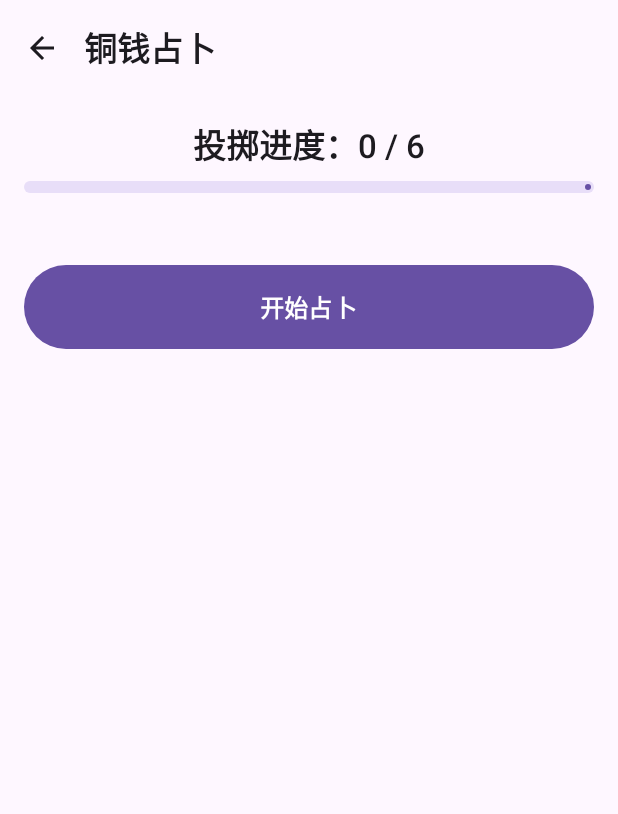
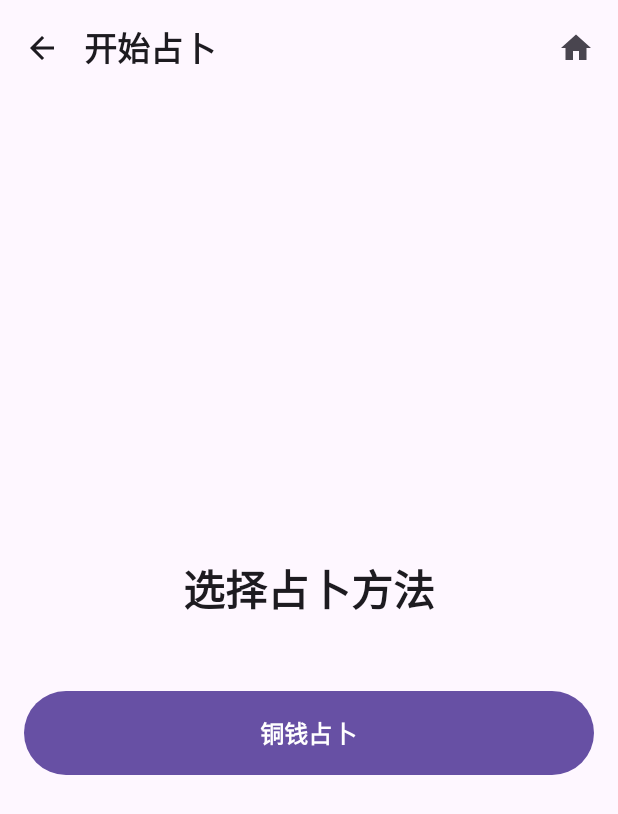
Before and after one commit to DivineBrightness/FT, an Android app built with Jetpack Compose: the screen it shows after launch (MainActivity), after a tap on "开始占卜", on a phone screen of 412 x 824 dp. Shown: the top 814 px of the screen. Run offline under Robolectric (Android 15) with nearby library versions, the phone set to English and light mode, and no system bars; our stand-ins replace Dagger/Hilt's generated code, Room's generated code; 4 statements that could not run were skipped.

Commit message:
重构占卜流程并实现历史记录功能
主要改进：
1. 删除占卜结果页面的"卦义"部分
   - 简化结果展示，只保留卦辞、彖曰、象曰

2. 创建占卜方法选择页面
   - 新增DivinationMethodScreen，作为占卜的入口页面
   - 页面包含"铜钱占卜"按钮
   - 顶部有"家"图标，点击可查看历史记录

3. 实现完整的历史记录功能
   - 创建HistoryScreen和HistoryViewModel
   - 显示格式：占卜时间XXXX-卦地天泰
   - 支持点击查看历史占卜详情
   - 按时间倒序排列

4. 优化导航流程
   - 主页 → 占卜方法选择页面 → 铜钱占卜 → 结果页面
   - 从结果页面删除"家"图标，统一放在占卜方法选择页面
   - 结果页面点击返回箭头直接返回主页

5. 新增文件
   - DivinationMethodScreen.kt: 占卜方法选择页面
   - HistoryScreen.kt: 历史记录列表页面
   - HistoryViewModel.kt: 历史记录ViewModel

6. 修改文件
   - NavGraph.kt: 添加新路由并更新导航逻辑
   - Screen.kt: 添加DivinationMethod路由定义
   - ResultScreen.kt: 删除卦义和家图标

影响文件：
- app/src/main/java/com/yijing/divination/ui/navigation/NavGraph.kt
- app/src/main/java/com/yijing/divination/ui/navigation/Screen.kt
- app/src/main/java/com/yijing/divination/ui/screen/history/HistoryScreen.kt (新增)
- app/src/main/java/com/yijing/divination/ui/screen/history/HistoryViewModel.kt (新增)
- app/src/main/java/com/yijing/divination/ui/screen/method/DivinationMethodScreen.kt (新增)
- app/src/main/java/com/yijing/divination/ui/screen/result/ResultScreen.kt

```diff
--- a/app/src/main/java/com/yijing/divination/ui/navigation/NavGraph.kt
+++ b/app/src/main/java/com/yijing/divination/ui/navigation/NavGraph.kt
@@ -25,6 +25,8 @@ import androidx.navigation.navArgument
 import com.yijing.divination.data.model.YaoType
 import com.yijing.divination.ui.components.HexagramView
 import com.yijing.divination.ui.screen.divination.DivinationScreen
+import com.yijing.divination.ui.screen.history.HistoryScreen
+import com.yijing.divination.ui.screen.method.DivinationMethodScreen
 import com.yijing.divination.ui.screen.result.ResultScreen
 
 /**
@@ -49,7 +51,7 @@ fun YiJingNavGraph(
         composable(Screen.Home.route) {
             HomeScreenPlaceholder(
                 onNavigateToDivination = {
-                    navController.navigate(Screen.Divination.route)
+                    navController.navigate(Screen.DivinationMethod.route)
                 },
                 onNavigateToHexagramList = {
                     navController.navigate(Screen.HexagramList.route)
@@ -59,6 +61,21 @@ fun YiJingNavGraph(
                 },
                 onNavigateToLearning = {
                     navController.navigate(Screen.Learning.route)
+                }
+            )
+        }
+
+        // 占卜方法选择屏幕
+        composable(Screen.DivinationMethod.route) {
+            DivinationMethodScreen(
+                onNavigateToCoinToss = {
+                    navController.navigate(Screen.Divination.route)
+                },
+                onNavigateToHistory = {
+                    navController.navigate(Screen.History.route)
+                },
+                onNavigateBack = {
+                    navController.navigateUp()
                 }
             )
         }
@@ -91,11 +108,6 @@ fun YiJingNavGraph(
             ResultScreen(
                 onNavigateBack = {
                     navController.navigateUp()
-                },
-                onNavigateToHome = {
-                    navController.navigate(Screen.Home.route) {
-                        popUpTo(Screen.Home.route) { inclusive = true }
-                    }
                 }
             )
         }
@@ -132,7 +144,7 @@ fun YiJingNavGraph(
 
         // 历史记录屏幕
         composable(Screen.History.route) {
-            HistoryScreenPlaceholder(
+            HistoryScreen(
                 onNavigateToResult = { recordId ->
                     navController.navigate(Screen.Result.createRoute(recordId))
                 },
@@ -232,17 +244,6 @@ private fun HexagramDetailScreenPlaceholder(
 }
 
 @Composable
-private fun HistoryScreenPlaceholder(
-    onNavigateToResult: (Long) -> Unit,
-    onNavigateBack: () -> Unit
-) {
-    PlaceholderScreen(
-        title = "历史记录",
-        subtitle = "占卜记录屏幕"
-    )
-}
-
-@Composable
 private fun LearningScreenPlaceholder(
     onNavigateBack: () -> Unit
 ) {
--- a/app/src/main/java/com/yijing/divination/ui/navigation/Screen.kt
+++ b/app/src/main/java/com/yijing/divination/ui/navigation/Screen.kt
@@ -11,6 +11,11 @@ sealed class Screen(val route: String) {
      * 主屏幕 - 欢迎页面和快捷入口
      */
     data object Home : Screen("home")
+
+    /**
+     * 占卜方法选择屏幕 - 选择占卜方法
+     */
+    data object DivinationMethod : Screen("divination_method")
 
     /**
      * 占卜屏幕 - 进行铜钱占卜
--- /dev/null
+++ b/app/src/main/java/com/yijing/divination/ui/screen/method/DivinationMethodScreen.kt
@@ -0,0 +1,89 @@
+package com.yijing.divination.ui.screen.method
+
+import androidx.compose.foundation.layout.Arrangement
+import androidx.compose.foundation.layout.Column
+import androidx.compose.foundation.layout.Spacer
+import androidx.compose.foundation.layout.fillMaxSize
+import androidx.compose.foundation.layout.fillMaxWidth
+import androidx.compose.foundation.layout.height
+import androidx.compose.foundation.layout.padding
+import androidx.compose.material.icons.Icons
+import androidx.compose.material.icons.filled.ArrowBack
+import androidx.compose.material.icons.filled.Home
+import androidx.compose.material3.Button
+import androidx.compose.material3.ExperimentalMaterial3Api
+import androidx.compose.material3.Icon
+import androidx.compose.material3.IconButton
+import androidx.compose.material3.MaterialTheme
+import androidx.compose.material3.Scaffold
+import androidx.compose.material3.Text
+import androidx.compose.material3.TopAppBar
+import androidx.compose.runtime.Composable
+import androidx.compose.ui.Alignment
+import androidx.compose.ui.Modifier
+import androidx.compose.ui.text.style.TextAlign
+import androidx.compose.ui.unit.dp
+
+/**
+ * 占卜方法选择屏幕
+ *
+ * @param onNavigateToCoinToss 导航到铜钱占卜
+ * @param onNavigateToHistory 导航到历史记录
+ * @param onNavigateBack 返回上一页
+ */
+@OptIn(ExperimentalMaterial3Api::class)
+@Composable
+fun DivinationMethodScreen(
+    onNavigateToCoinToss: () -> Unit,
+    onNavigateToHistory: () -> Unit,
+    onNavigateBack: () -> Unit
+) {
+    Scaffold(
+        topBar = {
+            TopAppBar(
+                title = { Text("开始占卜") },
+                navigationIcon = {
+                    IconButton(onClick = onNavigateBack) {
+                        Icon(Icons.Default.ArrowBack, contentDescription = "返回")
+                    }
+                },
+                actions = {
+                    // 历史记录按钮（家图标）
+                    IconButton(onClick = onNavigateToHistory) {
+                        Icon(Icons.Default.Home, contentDescription = "历史记录")
+                    }
+                }
+            )
+        }
+    ) { paddingValues ->
+        Column(
+            modifier = Modifier
+                .fillMaxSize()
+                .padding(paddingValues)
+                .padding(16.dp),
+            horizontalAlignment = Alignment.CenterHorizontally,
+            verticalArrangement = Arrangement.Center
+        ) {
+            Text(
+                text = "选择占卜方法",
+                style = MaterialTheme.typography.headlineMedium,
+                textAlign = TextAlign.Center
+            )
+
+            Spacer(modifier = Modifier.height(48.dp))
+
+            // 铜钱占卜按钮
+            Button(
+                onClick = onNavigateToCoinToss,
+                modifier = Modifier
+                    .fillMaxWidth()
+                    .height(56.dp)
+            ) {
+                Text(
+                    text = "铜钱占卜",
+                    style = MaterialTheme.typography.titleMedium
+                )
+            }
+        }
+    }
+}
```
Also changed, not shown: app/src/main/java/com/yijing/divination/ui/screen/history/HistoryScreen.kt (added, +198 -0 lines), app/src/main/java/com/yijing/divination/ui/screen/history/HistoryViewModel.kt (added, +83 -0 lines), app/src/main/java/com/yijing/divination/ui/screen/result/ResultScreen.kt (+0 -15 lines).
